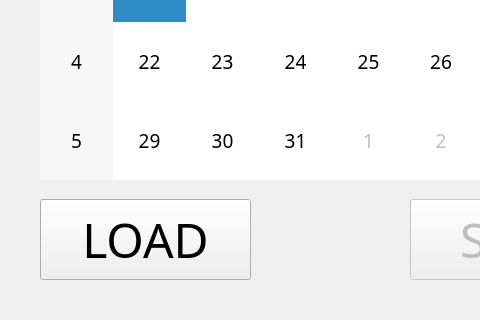
The window that mainwindow.ui (a22918097/QThomwork) describes before a commit, drawn with Qt 5; both pictures show x 0 to 480 and y 448 to 768 of the 1000 by 768 pixel window.
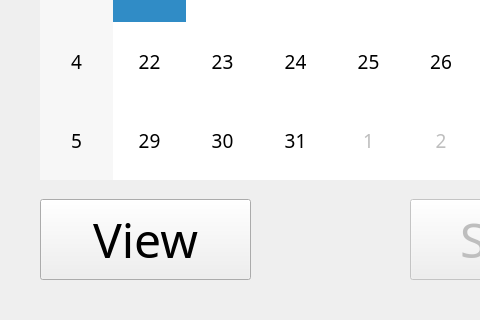
The same window after the commit.

Diff of the .ui file:
```diff
--- a/mainwindow.ui
+++ b/mainwindow.ui
@@ -49,7 +49,7 @@
      </font>
     </property>
     <property name="text">
-     <string>LOAD</string>
+     <string>View</string>
     </property>
    </widget>
    <widget class="QPushButton" name="pushButton_save">
```
